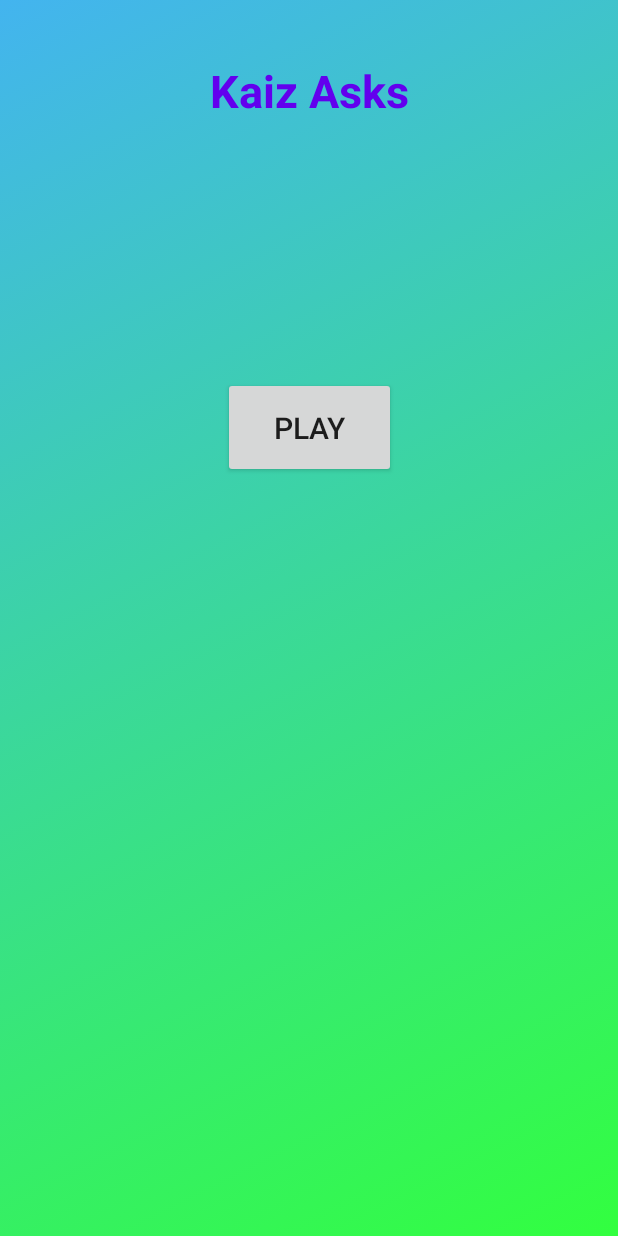
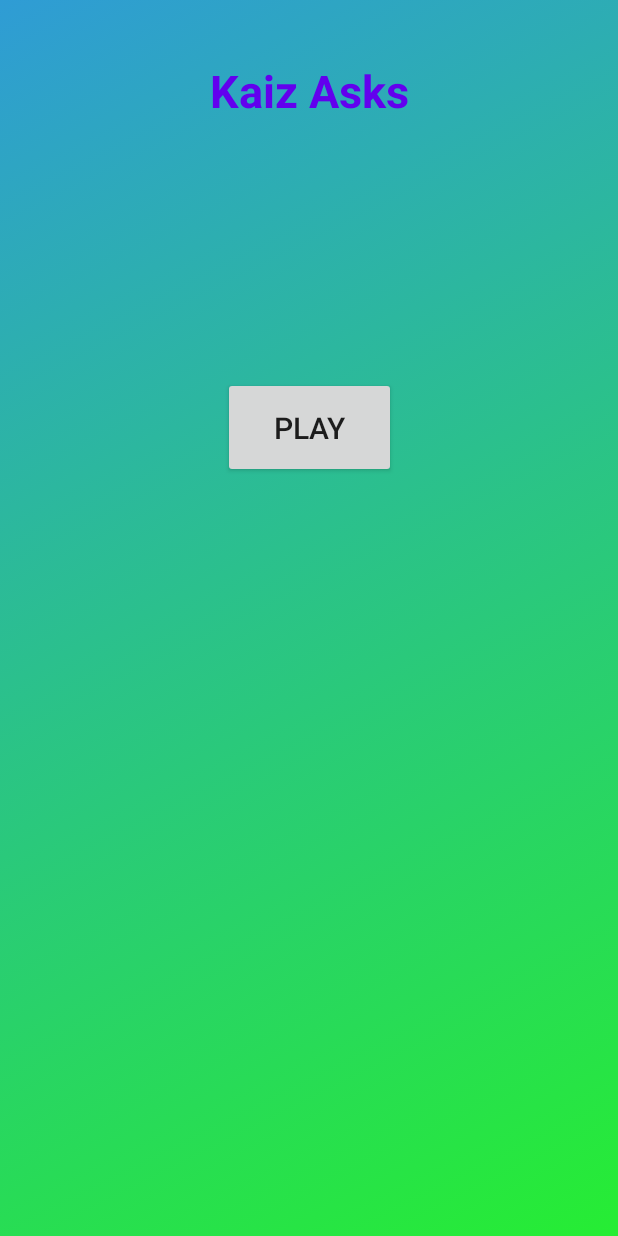
Before and after one commit to Expiate/KaizAsks, an Android app: the screen it shows after launch (MainActivity), on a phone screen of 412 x 824 dp. Run offline under Robolectric (Android 15) with nearby library versions, the phone set to English and light mode, and no system bars.

Commit message:
Changed 3 color gradients from the Background anim and some minor var name changes

```diff
--- a/app/src/main/java/com/expiate/kaizasks/LoadingScreen.java
+++ b/app/src/main/java/com/expiate/kaizasks/LoadingScreen.java
@@ -11,7 +11,7 @@ import com.expiate.kaizasks.utils.ProgressBarAnimation;
 
 public class LoadingScreen extends AppCompatActivity {
 
-    private TextView cargando;
+    private TextView chargeText;
     private ProgressBar progressBar;
 
     @Override
@@ -19,7 +19,7 @@ public class LoadingScreen extends AppCompatActivity {
         super.onCreate(savedInstanceState);
         setContentView(R.layout.pantalla_de_carga);
 
-        cargando = findViewById(R.id.cargandoTextView);
+        chargeText = findViewById(R.id.cargandoTextView);
         progressBar = findViewById(R.id.loadScreenProgressBar);
 
         progressBar.setMax(100);
@@ -30,7 +30,7 @@ public class LoadingScreen extends AppCompatActivity {
      * Start the ProgressBar animation
      */
     public void startProgressBarAnimation() {
-        ProgressBarAnimation anim = new ProgressBarAnimation(this, progressBar, cargando,
+        ProgressBarAnimation anim = new ProgressBarAnimation(this, progressBar, chargeText,
                 0f, 100f);
         anim.setDuration(8000);
         progressBar.setAnimation(anim);
--- a/app/src/main/res/drawable-v24/gradient_2.xml
+++ b/app/src/main/res/drawable-v24/gradient_2.xml
@@ -2,6 +2,6 @@
 <shape xmlns:android="http://schemas.android.com/apk/res/android">
     <gradient
         android:angle="135"
-        android:endColor="#43b4ef"
-        android:startColor="#32ff3f"/>
+        android:endColor="#2F9CD5"
+        android:startColor="#26ED33"/>
 </shape>
--- a/app/src/main/res/drawable-v24/gradient_3.xml
+++ b/app/src/main/res/drawable-v24/gradient_3.xml
@@ -2,6 +2,6 @@
 <shape xmlns:android="http://schemas.android.com/apk/res/android">
     <gradient
         android:angle="45"
-        android:endColor="#933c94"
-        android:startColor="#517f95"/>
+        android:endColor="#691D6A"
+        android:startColor="#2D6681"/>
 </shape>
--- a/app/src/main/res/drawable/gradient_1.xml
+++ b/app/src/main/res/drawable/gradient_1.xml
@@ -3,5 +3,5 @@
     <gradient
         android:angle="225"
         android:endColor="#004fab"
-        android:startColor="#ffd6d3"/>
+        android:startColor="#8A322C"/>
 </shape>
```
